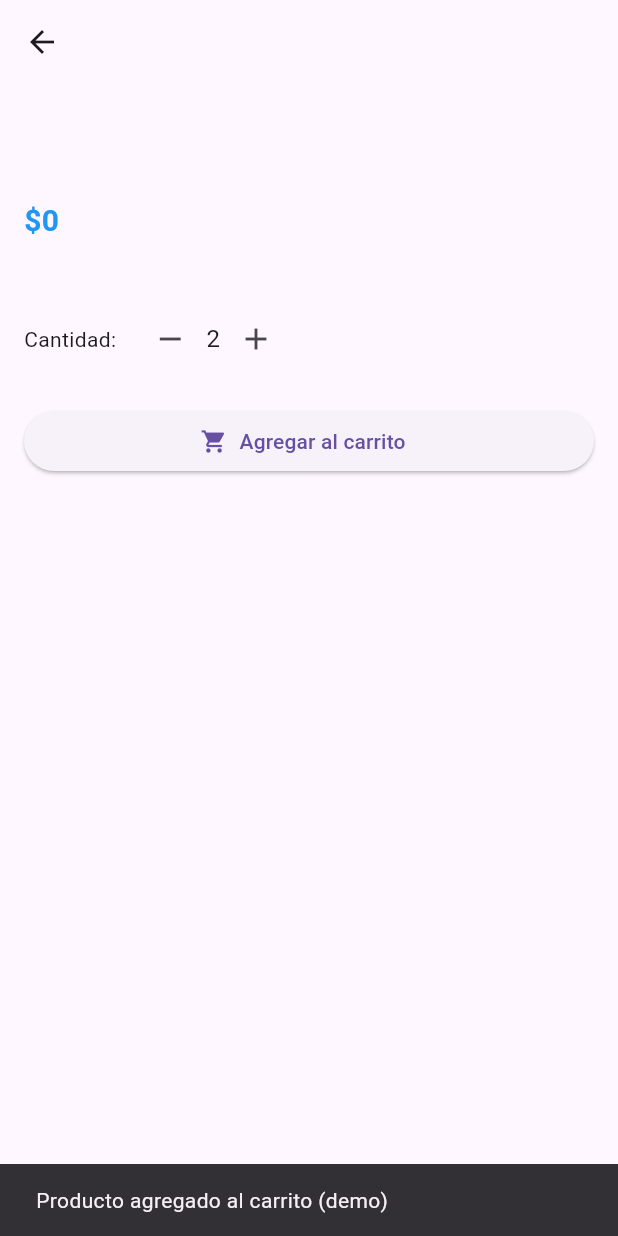
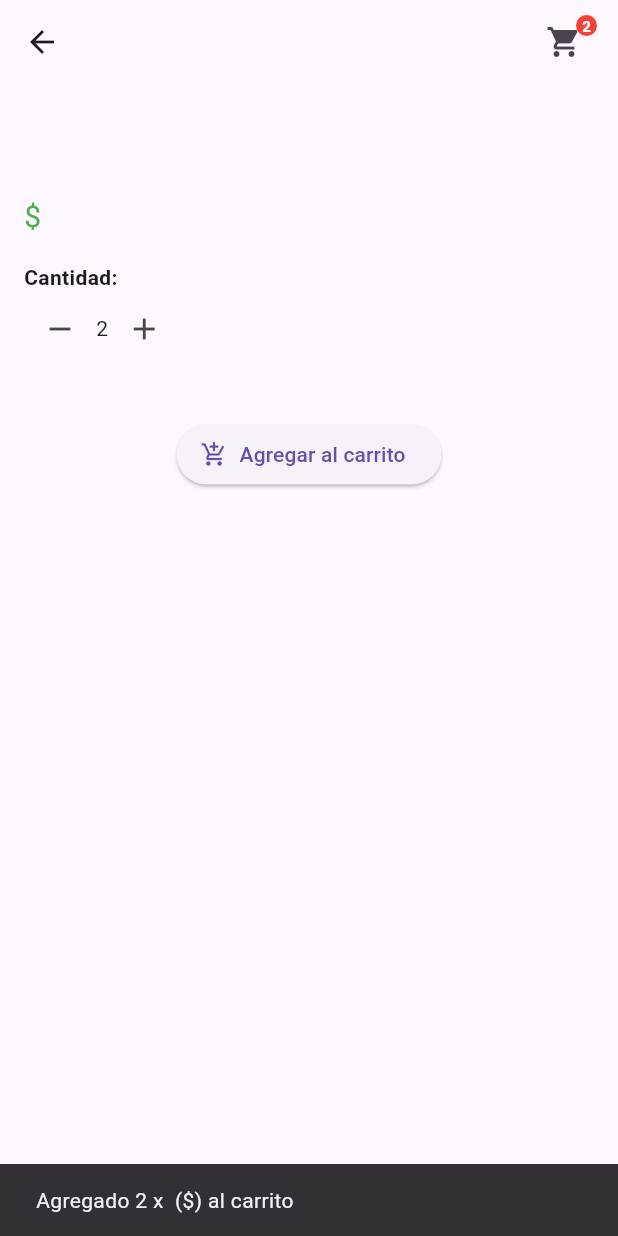
Before and after one commit to Clickqueros/flutter, a Flutter app: the ProductoDetalle screen opened directly with empty values, after a tap on the "add" icon, after a tap on "Agregar al carrito", on a phone screen of 412 x 824 dp. Run offline on Flutter 3.47's test engine with Material 3 defaults, Android fonts, the phone set to English and light mode, and no system bars; missing offline and left inert: woocommerce_api.

Commit message:
Vista de productos y detalle con soporte para variables

```diff
--- a/lib/main.dart
+++ b/lib/main.dart
@@ -1,5 +1,6 @@
 import 'package:flutter/material.dart';
 import 'login/login_screen.dart';
+import 'productos/carrito_screen.dart';
 
 void main() => runApp(MyApp());
 
@@ -9,6 +10,9 @@ class MyApp extends StatelessWidget {
     return MaterialApp(
       debugShowCheckedModeBanner: false,
       home: LoginScreen(),
+      routes: {
+        '/carrito': (_) => const CarritoScreen(),
+      },
     );
   }
 }
--- /dev/null
+++ b/lib/productos/appbar_con_carrito.dart
@@ -0,0 +1,68 @@
+import 'package:flutter/material.dart';
+import 'carrito_global.dart';
+
+class AppBarConCarrito extends StatelessWidget implements PreferredSizeWidget {
+  final String titulo;
+  final VoidCallback? onCarritoPressed;
+
+  const AppBarConCarrito({required this.titulo, this.onCarritoPressed, super.key});
+
+  @override
+  Widget build(BuildContext context) {
+    return AppBar(
+      title: Text(titulo),
+      actions: [
+        Padding(
+          padding: const EdgeInsets.only(right: 12.0),
+          child: ValueListenableBuilder<List<Map<String, dynamic>>>(
+            valueListenable: CarritoGlobal.itemsNotifier,
+            builder: (context, items, _) {
+              final totalItems = items.fold(0, (sum, item) => sum + item['cantidad'] as int);
+
+              return Stack(
+                clipBehavior: Clip.none,
+                children: [
+                  IconButton(
+                    icon: const Icon(Icons.shopping_cart),
+                    onPressed: onCarritoPressed ??
+                        () {
+                          Navigator.pushNamed(context, '/carrito');
+                        },
+                  ),
+                  if (totalItems > 0)
+                    Positioned(
+                      top: 2,
+                      right: 2,
+                      child: Container(
+                        padding: EdgeInsets.all(4),
+                        decoration: BoxDecoration(
+                          color: Colors.red,
+                          shape: BoxShape.circle,
+                        ),
+                        constraints: BoxConstraints(
+                          minWidth: 10,
+                          minHeight: 10,
+                        ),
+                        child: Text(
+                          '$totalItems',
+                          style: TextStyle(
+                            color: Colors.white,
+                            fontSize: 10,
+                            fontWeight: FontWeight.bold,
+                          ),
+                          textAlign: TextAlign.center,
+                        ),
+                      ),
+                    ),
+                ],
+              );
+            },
+          ),
+        ),
+      ],
+    );
+  }
+
+  @override
+  Size get preferredSize => Size.fromHeight(kToolbarHeight);
+}
--- /dev/null
+++ b/lib/productos/carrito_global.dart
@@ -0,0 +1,47 @@
+import 'package:flutter/material.dart';
+
+class CarritoGlobal {
+  static final ValueNotifier<List<Map<String, dynamic>>> _itemsNotifier =
+      ValueNotifier<List<Map<String, dynamic>>>([]);
+
+  static ValueNotifier<List<Map<String, dynamic>>> get itemsNotifier => _itemsNotifier;
+
+  static List<Map<String, dynamic>> get items => _itemsNotifier.value;
+
+  static void agregarProducto({
+    required int id, // 👈 nuevo campo
+    required String nombre,
+    required String imagen,
+    required String precio,
+    required int cantidad,
+    required Map<String, String> atributos,
+  }) {
+    final nuevoItem = {
+      'id': id, // 👈 lo guardamos en el carrito
+      'nombre': nombre,
+      'imagen': imagen,
+      'precio': precio,
+      'cantidad': cantidad,
+      'atributos': atributos,
+    };
+
+    _itemsNotifier.value = [..._itemsNotifier.value, nuevoItem];
+  }
+
+  static void eliminarProducto(int index) {
+    final copia = [..._itemsNotifier.value];
+    copia.removeAt(index);
+    _itemsNotifier.value = copia;
+  }
+
+  static int totalItems() {
+    return _itemsNotifier.value.fold(0, (total, item) => total + item['cantidad'] as int);
+  }
+
+  static double totalPrecio() {
+    return _itemsNotifier.value.fold(0.0, (total, item) {
+      final precio = double.tryParse(item['precio'].toString()) ?? 0;
+      return total + (precio * item['cantidad']);
+    });
+  }
+}
--- a/lib/productos/productos_int.dart
+++ b/lib/productos/productos_int.dart
@@ -1,9 +1,12 @@
 import 'package:flutter/material.dart';
+import 'appbar_con_carrito.dart';
+import 'carrito_global.dart';
+import 'package:woocommerce_api/woocommerce_api.dart';
 
 class ProductoDetalle extends StatefulWidget {
   final Map producto;
 
-  const ProductoDetalle({required this.producto});
+  const ProductoDetalle({required this.producto, super.key});
 
   @override
   State<ProductoDetalle> createState() => _ProductoDetalleState();
@@ -12,101 +15,184 @@ class ProductoDetalle extends StatefulWidget {
 class _ProductoDetalleState extends State<ProductoDetalle> {
   int cantidad = 1;
   Map<String, String> seleccionados = {};
+  List variaciones = [];
+  String? precioActual;
+
+  @override
+  void initState() {
+    super.initState();
+    if (widget.producto['type'] == 'variable') {
+      cargarVariaciones();
+    } else {
+      precioActual = widget.producto['price'];
+    }
+  }
+
+  Future<void> cargarVariaciones() async {
+    try {
+      final woo = WooCommerceAPI(
+        url: "https://clickqueros.com",
+        consumerKey: "ck_7d11fc71e62cf84844e1e3504871303d881f4d02",
+        consumerSecret: "cs_d1d89a7b67fe75d77cfecf29518e1d0143beca60",
+      );
+
+      final id = widget.producto['id'];
+      final response = await woo.getAsync("products/$id/variations");
+
+      setState(() {
+        variaciones = response;
+        actualizarPrecio();
+      });
+    } catch (e) {
+      print("Error al cargar variaciones: $e");
+    }
+  }
+
+  void actualizarPrecio() {
+    final seleccion = seleccionados;
+    for (var variacion in variaciones) {
+      final attrs = variacion['attributes'] as List;
+      bool coincide = true;
+
+      for (var attr in attrs) {
+        final nombre = attr['name'];
+        final valor = attr['option'];
+        if (seleccion[nombre] != valor) {
+          coincide = false;
+          break;
+        }
+      }
+
+      if (coincide) {
+        setState(() {
+          precioActual = variacion['price'];
+        });
+        return;
+      }
+    }
+
+    setState(() {
+      precioActual = widget.producto['price']; // default
+    });
+  }
+
+  void agregarAlCarrito() {
+    final producto = widget.producto;
+    final atributos = producto['attributes'] ?? [];
+
+    for (var atributo in atributos) {
+      final nombre = atributo['name'];
+      if (!seleccionados.containsKey(nombre)) {
+        ScaffoldMessenger.of(context).showSnackBar(
+          SnackBar(content: Text('Por favor selecciona $nombre')),
+        );
+        return;
+      }
+    }
+
+    final nombre = producto['name'] ?? 'Producto';
+    final imagen = (producto['images'] != null && producto['images'].isNotEmpty)
+        ? producto['images'][0]['src']
+        : '';
+    final id = producto['id'];
+    final precio = precioActual ?? producto['price'] ?? '0';
+
+    CarritoGlobal.agregarProducto(
+      id: id,
+      nombre: nombre,
+      imagen: imagen,
+      precio: precio,
+      cantidad: cantidad,
+      atributos: Map.from(seleccionados),
+    );
+
+    ScaffoldMessenger.of(context).showSnackBar(
+      SnackBar(content: Text('Agregado $cantidad x $nombre (\$$precio) al carrito')),
+    );
+  }
 
   @override
   Widget build(BuildContext context) {
     final producto = widget.producto;
     final atributos = producto['attributes'] ?? [];
-    final tipo = producto['type'];
 
     return Scaffold(
-      appBar: AppBar(title: Text(producto['name'] ?? 'Detalle')),
+      appBar: AppBarConCarrito(titulo: producto['name'] ?? 'Detalle'),
       body: SingleChildScrollView(
-        padding: EdgeInsets.all(16),
+        padding: const EdgeInsets.all(16),
         child: Column(
           crossAxisAlignment: CrossAxisAlignment.start,
           children: [
             if (producto['images'] != null && producto['images'].isNotEmpty)
               ClipRRect(
                 borderRadius: BorderRadius.circular(10),
-                child: Image.network(
-                  producto['images'][0]['src'],
-                  width: double.infinity,
-                  fit: BoxFit.cover,
-                ),
+                child: Image.network(producto['images'][0]['src']),
               ),
-            SizedBox(height: 20),
-            Text(producto['name'] ?? '', style: TextStyle(fontSize: 22, fontWeight: FontWeight.bold)),
-            SizedBox(height: 10),
+            const SizedBox(height: 16),
             Text(
-              producto['price'] != null ? '\$${producto['price']}' : 'Sin precio',
-              style: TextStyle(color: Colors.blue, fontWeight: FontWeight.bold, fontSize: 20),
+              producto['name'] ?? '',
+              style: const TextStyle(fontSize: 24, fontWeight: FontWeight.bold),
             ),
-            SizedBox(height: 20),
-
-            // Atributos (solo si es variable)
-            if (tipo == 'variable')
-              ...atributos.map<Widget>((attr) {
-                final nombre = attr['name'];
-                final opciones = List<String>.from(attr['options']);
-                return Column(
-                  crossAxisAlignment: CrossAxisAlignment.start,
-                  children: [
-                    Text(nombre, style: TextStyle(fontWeight: FontWeight.w600)),
-                    DropdownButton<String>(
-                      value: seleccionados[nombre],
-                      hint: Text("Seleccionar $nombre"),
-                      isExpanded: true,
-                      onChanged: (value) {
-                        setState(() => seleccionados[nombre] = value!);
-                      },
-                      items: opciones.map((op) {
-                        return DropdownMenuItem(value: op, child: Text(op));
-                      }).toList(),
-                    ),
-                  ],
-                );
-              }).toList(),
-
-            SizedBox(height: 20),
-
-            // Campo de cantidad
+            const SizedBox(height: 8),
+            Text(
+              precioActual != null ? '\$$precioActual' : '',
+              style: const TextStyle(fontSize: 20, color: Colors.green),
+            ),
+            const SizedBox(height: 16),
+            const Text('Cantidad:', style: TextStyle(fontWeight: FontWeight.bold)),
             Row(
               children: [
-                Text("Cantidad:"),
-                SizedBox(width: 12),
                 IconButton(
-                  icon: Icon(Icons.remove),
+                  icon: const Icon(Icons.remove),
                   onPressed: () {
                     if (cantidad > 1) setState(() => cantidad--);
                   },
                 ),
-                Text('$cantidad', style: TextStyle(fontSize: 16)),
+                Text(cantidad.toString()),
                 IconButton(
-                  icon: Icon(Icons.add),
+                  icon: const Icon(Icons.add),
                   onPressed: () => setState(() => cantidad++),
                 ),
               ],
             ),
-            SizedBox(height: 20),
+            const SizedBox(height: 16),
+            if (atributos.isNotEmpty)
+              ...atributos.map<Widget>((atributo) {
+                final nombre = atributo['name'];
+                final opciones = atributo['options'] ?? [];
 
-            // Botón agregar al carrito (sin lógica aún)
-            SizedBox(
-              width: double.infinity,
+                return Column(
+                  crossAxisAlignment: CrossAxisAlignment.start,
+                  children: [
+                    Text(nombre, style: const TextStyle(fontWeight: FontWeight.bold)),
+                    Wrap(
+                      spacing: 8.0,
+                      children: opciones.map<Widget>((opcion) {
+                        final seleccionada = seleccionados[nombre] == opcion;
+                        return ChoiceChip(
+                          label: Text(opcion),
+                          selected: seleccionada,
+                          onSelected: (_) {
+                            setState(() {
+                              seleccionados[nombre] = opcion;
+                              actualizarPrecio(); // 🔄 actualizar precio cuando selecciona
+                            });
+                          },
+                        );
+                      }).toList(),
+                    ),
+                    const SizedBox(height: 12),
+                  ],
+                );
+              }).toList(),
+            const SizedBox(height: 20),
+            Center(
               child: ElevatedButton.icon(
-                onPressed: () {
-                  // Aquí se podría implementar la lógica de agregar al carrito con WooCommerce
-                  ScaffoldMessenger.of(context).showSnackBar(
-                    SnackBar(content: Text("Producto agregado al carrito (demo)")),
-                  );
-                },
-                icon: Icon(Icons.shopping_cart),
-                label: Text("Agregar al carrito"),
+                icon: const Icon(Icons.add_shopping_cart),
+                label: const Text('Agregar al carrito'),
+                onPressed: agregarAlCarrito,
               ),
             ),
-
-            SizedBox(height: 20),
-            Text(producto['description'] ?? '', style: TextStyle(fontSize: 16)),
           ],
         ),
       ),
```
Also changed, not shown: lib/productos/carrito_screen.dart (added, +125 -0 lines), lib/productos/checkout_screen.dart (added, +183 -0 lines), lib/productos/woo_api_service.dart (added, +82 -0 lines), flutter_01.png (added), 1 other file.
